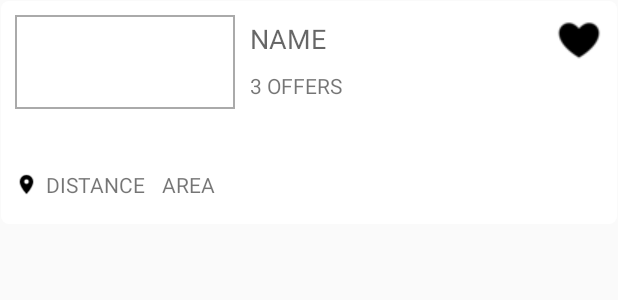
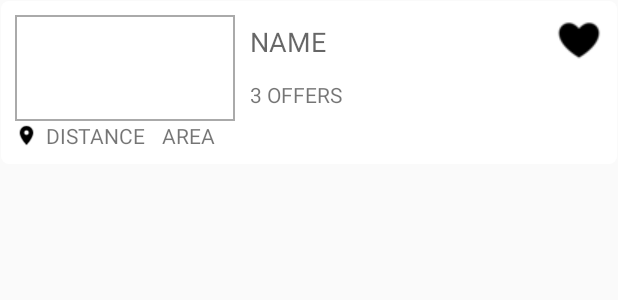
Before and after one commit to misaalturakhia/RestaurantList, an Android app: the layout restaurant_list_item.xml on its own in the app's theme, with its tools: preview values and no code run, on a phone screen of 412 x 824 dp. Shown: the top 300 px of the screen. Run offline under Robolectric (Android 15) with nearby library versions, the phone set to English and light mode, and no system bars.

Commit message:
Second commit

```diff
--- a/app/src/main/java/com/misaal/coupondunia/FetchDBData.java
+++ b/app/src/main/java/com/misaal/coupondunia/FetchDBDataTask.java
@@ -9,11 +9,11 @@ import java.util.List;
  * database on the phone
  * Created by Misaal on 20/03/2015.
  */
-public class FetchDBData extends AsyncTask<Void, Void, List<Restaurant>> {
+public class FetchDBDataTask extends AsyncTask<Void, Void, List<Restaurant>> {
 
     private final Context mContext;
 
-    public FetchDBData(Context context){
+    public FetchDBDataTask(Context context){
         this.mContext = context;
     }
 
--- a/app/src/main/java/com/misaal/coupondunia/FetchNetworkDataTask.java
+++ b/app/src/main/java/com/misaal/coupondunia/FetchNetDataTask.java
@@ -21,9 +21,9 @@ import java.util.List;
  * read, parsed and the needed data is extracted into a List<Restaurant>
  * Created by Misaal on 19/03/2015.
  */
-public class FetchNetworkDataTask extends AsyncTask<Void, Void, List<Restaurant>> {
+public class FetchNetDataTask extends AsyncTask<Void, Void, List<Restaurant>> {
 
-    private static final String LOG_TAG = FetchNetworkDataTask.class.getSimpleName();
+    private static final String LOG_TAG = FetchNetDataTask.class.getSimpleName();
     private static final String DATA_URL = "http://staging.couponapitest.com/task_data.txt";
     private static final int TIMEOUT = 15000; // 15 SECONDS
     private final Context mContext;
@@ -33,7 +33,7 @@ public class FetchNetworkDataTask extends AsyncTask<Void, Void, List<Restaurant>
      * Constructor
      * @param context : Context
      */
-    public FetchNetworkDataTask(Context context){
+    public FetchNetDataTask(Context context){
         this.mContext = context;
     }
 
--- a/app/src/main/java/com/misaal/coupondunia/RestaurantDBHelper.java
+++ b/app/src/main/java/com/misaal/coupondunia/RestaurantDBHelper.java
@@ -167,6 +167,7 @@ public class RestaurantDBHelper extends SQLiteOpenHelper {
             restaurantList.add(new Restaurant(name, url, coupons, categories, latitude, longitude, area));
             res.moveToNext();
         }
+        db.close();
         return restaurantList;
     }
 
--- a/app/src/main/res/drawable/circle.xml
+++ b/app/src/main/res/drawable/circle.xml
@@ -1,7 +1,7 @@
 <?xml version="1.0" encoding="utf-8"?>
 <shape xmlns:android="http://schemas.android.com/apk/res/android"
-    android:shape="oval"
-    >
-    <gradient android:angle="270" android:centerColor="@android:color/darker_gray"/>
+    android:shape="oval">
+
+    <solid android:color="@android:color/darker_gray"/>
 
 </shape>
--- a/app/src/main/res/layout/category_text.xml
+++ b/app/src/main/res/layout/category_text.xml
@@ -2,7 +2,8 @@
 <LinearLayout xmlns:android="http://schemas.android.com/apk/res/android"
     android:orientation="horizontal"
     android:layout_width="wrap_content"
-    android:layout_height="match_parent"
+    android:layout_height="wrap_content"
+    android:layout_marginLeft="@dimen/list_small_text_margin"
     android:gravity="center">
 
     <View
--- a/app/src/main/res/layout/restaurant_list_item.xml
+++ b/app/src/main/res/layout/restaurant_list_item.xml
@@ -9,9 +9,9 @@
 
     <LinearLayout
         android:layout_width="match_parent"
-        android:layout_height="match_parent"
+        android:layout_height="0dp"
         android:orientation="horizontal"
-        android:layout_weight="0.7">
+        android:layout_weight="1">
 
         <ImageView
             android:layout_width="match_parent"
@@ -71,41 +71,42 @@
 
     <LinearLayout
         android:layout_width="match_parent"
-        android:layout_height="match_parent"
-        android:layout_weight="1"
+        android:layout_height="wrap_content"
         android:gravity="start|center"
         android:orientation="horizontal"
         android:id="@+id/restaurant_categories_layout"
         >
 
-        </LinearLayout>
+    </LinearLayout>
 
     <LinearLayout
         android:layout_width="match_parent"
-        android:layout_height="match_parent"
-        android:layout_weight="1"
+        android:layout_height="wrap_content"
         android:orientation="horizontal"
         android:gravity="center|start">
 
         <ImageView
-            android:layout_width="15dp"
-            android:layout_height="15dp"
+            android:layout_width="@dimen/icon_size"
+            android:layout_height="@dimen/icon_size"
             android:src="@drawable/location_24"/>
 
         <TextView
             android:layout_width="wrap_content"
             android:layout_height="wrap_content"
             android:id="@+id/restaurant_distance"
-            android:layout_margin="@dimen/list_small_text_margin"
+            android:layout_marginLeft="@dimen/list_small_text_margin"
+            android:layout_marginRight="@dimen/list_small_text_margin"
             android:text="DISTANCE"/>
 
         <TextView
             android:layout_width="wrap_content"
             android:layout_height="wrap_content"
             android:id="@+id/restaurant_area"
-            android:layout_margin="@dimen/list_small_text_margin"
+            android:layout_marginLeft="@dimen/list_small_text_margin"
+            android:layout_marginRight="@dimen/list_small_text_margin"
             android:text="AREA"/>
 
     </LinearLayout>
 
+
 </LinearLayout>
--- a/app/src/main/res/values/dimens.xml
+++ b/app/src/main/res/values/dimens.xml
@@ -2,8 +2,9 @@
     <!-- Default screen margins, per the Android Design guidelines. -->
     <dimen name="activity_horizontal_margin">16dp</dimen>
     <dimen name="activity_vertical_margin">16dp</dimen>
-    <dimen name="list_item_height">150dp</dimen>
+    <dimen name="list_item_height">110dp</dimen>
     <dimen name="list_item_padding">10dp</dimen>
     <dimen name="list_small_text_margin">5dp</dimen>
     <dimen name="list_item_margin">10dp</dimen>
+    <dimen name="icon_size">15dp</dimen>
 </resources>
```
Also changed, not shown: app/src/main/java/com/misaal/coupondunia/LocationService.java (+6 -6 lines), app/src/main/java/com/misaal/coupondunia/MainActivity.java (+36 -24 lines), app/src/main/java/com/misaal/coupondunia/RestaurantAdapter.java (+7 -1 lines).
